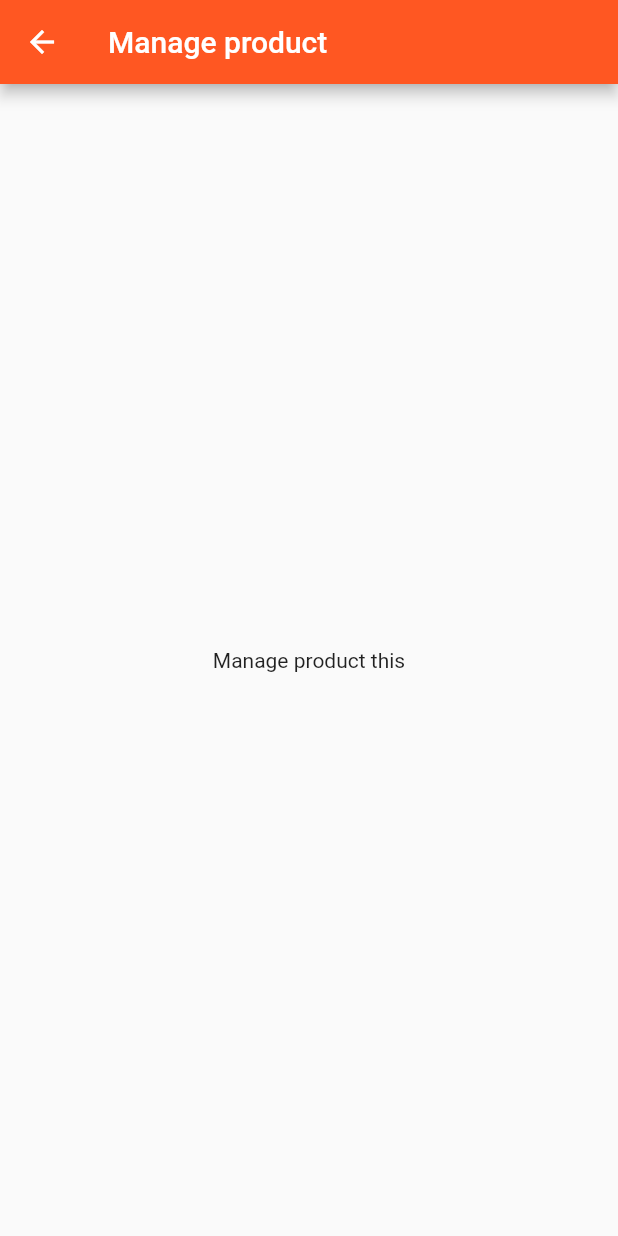
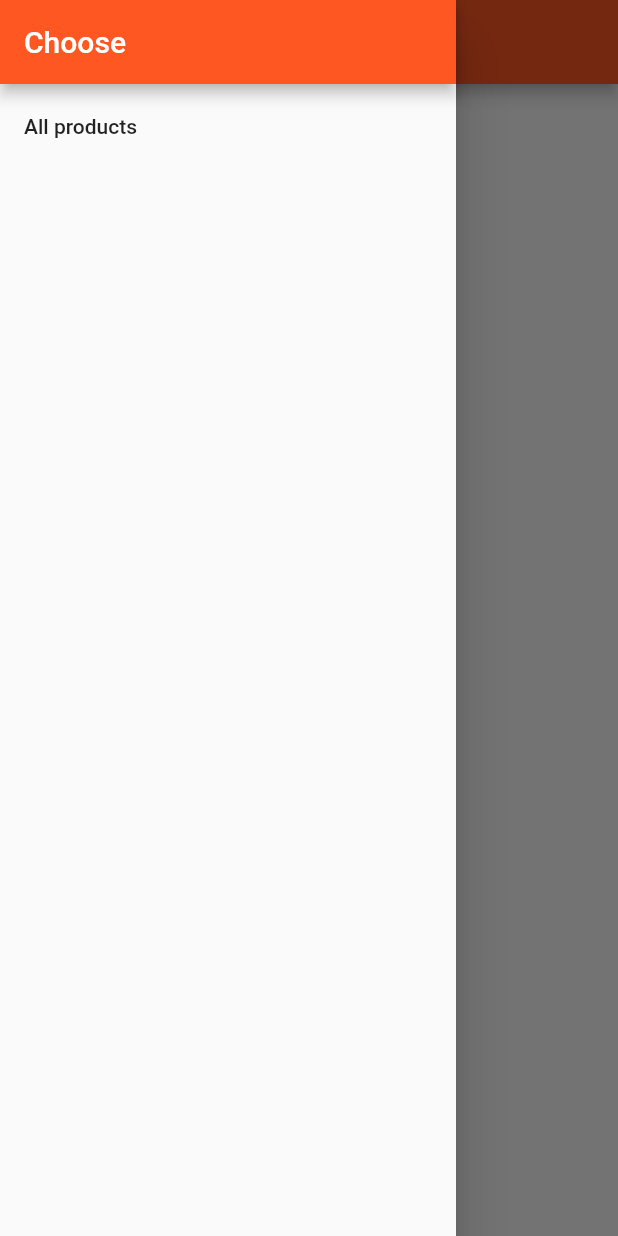
Before and after one commit to AlexKenbo/edu_adv.list-view, a Flutter app: the ProductsAdminPage screen opened directly, with the side drawer open (before the commit the screen has no drawer), on a phone screen of 412 x 824 dp. Run offline on Flutter 3.47's test engine with Material 2 defaults, Android fonts, the phone set to English and light mode, and no system bars.

```diff
--- a/lib/pages/products.dart
+++ b/lib/pages/products.dart
@@ -17,7 +17,7 @@ class ProductsPage extends StatelessWidget {
               ListTile(
                 title: Text('Manage products'),
                 onTap: (){
-                  Navigator.push(context, MaterialPageRoute(
+                  Navigator.pushReplacement(context, MaterialPageRoute(
                     builder:(BuildContext context){
                       return ProductsAdminPage();
                       }
--- a/lib/pages/products_admin.dart
+++ b/lib/pages/products_admin.dart
@@ -5,6 +5,27 @@ class ProductsAdminPage extends StatelessWidget {
   @override
   Widget build(BuildContext context){
     return Scaffold(
+        drawer: Drawer(
+          child: Column(
+            children: <Widget>[
+              AppBar(
+                automaticallyImplyLeading: false, //выкл. автоматическое добавление др. элементов, - иконка бутерброд
+                title: Text('Choose'),
+              ),
+              ListTile(
+                title: Text('All products'),
+                onTap: (){
+                  Navigator.pushReplacement(context, MaterialPageRoute(
+                    builder:(BuildContext context){
+                      return ProductsPage();
+                      }
+                    )
+                  );
+                },
+              ),
+            ],
+          ),
+        ),
         appBar: AppBar(
           title: Text('Manage product'),
         ),
```
